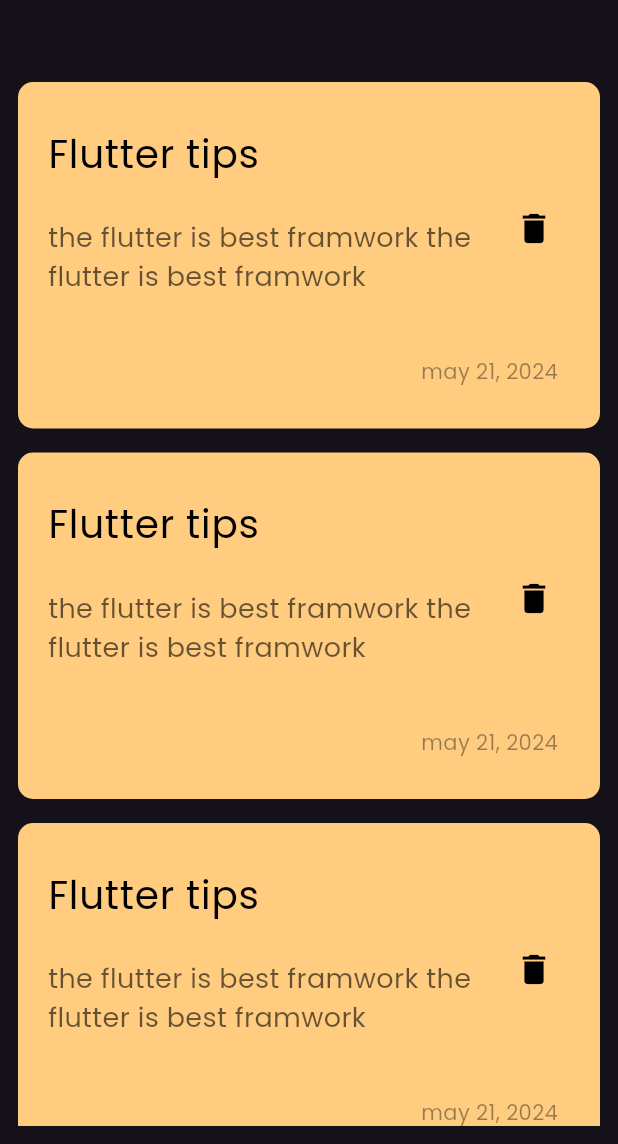
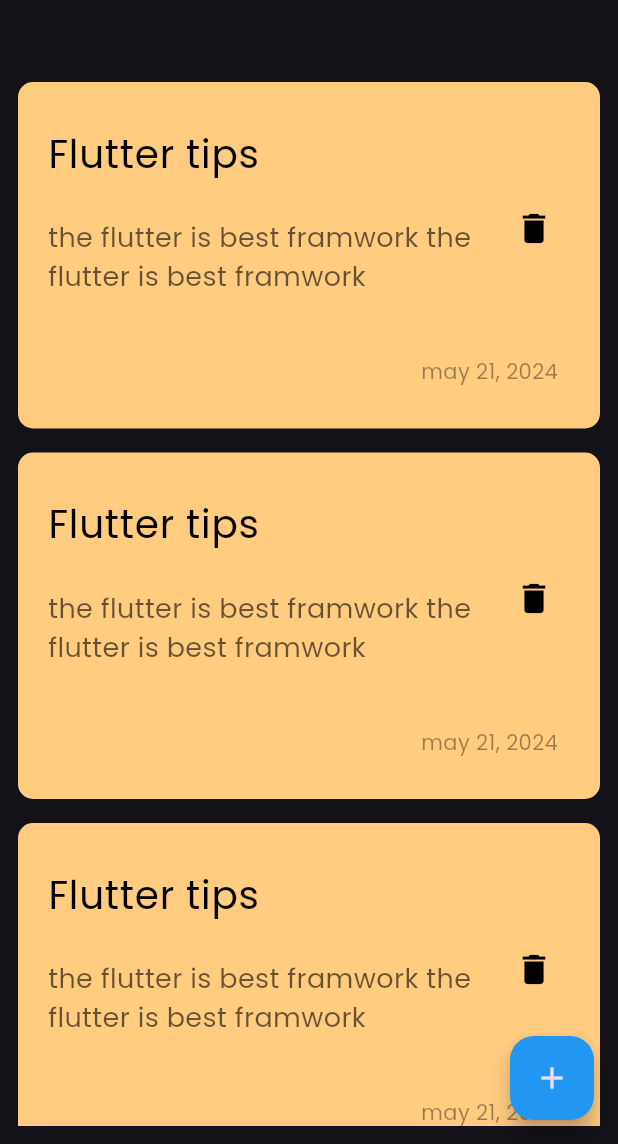
Before and after one commit to engshenoda/notesapp, a Flutter app: the screen it shows after launch, on a phone screen of 412 x 824 dp, the part 92-1236 px from its top. Run offline on Flutter 3.47's test engine with Material 3 defaults, Android fonts, the phone set to English and light mode, and no system bars.

Commit message:
add floatiiong action buttom

```diff
--- a/lib/main.dart
+++ b/lib/main.dart
@@ -1,5 +1,5 @@
 import 'package:flutter/material.dart';
-import 'package:notesapp/views/notesview.dart';
+import 'package:notesapp/views/notes_view.dart';
 
 void main() {
   runApp(const NotesApp());
--- a/lib/views/notesview.dart
+++ b/lib/views/notes_view.dart
@@ -6,8 +6,13 @@ class NotesViews extends StatelessWidget {
 
   @override
   Widget build(BuildContext context) {
-    return const Scaffold(
-      body: NotesViewBody(),
+    return Scaffold(
+      floatingActionButton: FloatingActionButton(
+        backgroundColor: Colors.blue,
+        onPressed: () {},
+        child: const Icon(Icons.add),
+      ),
+      body: const NotesViewBody(),
     );
   }
 }
```
